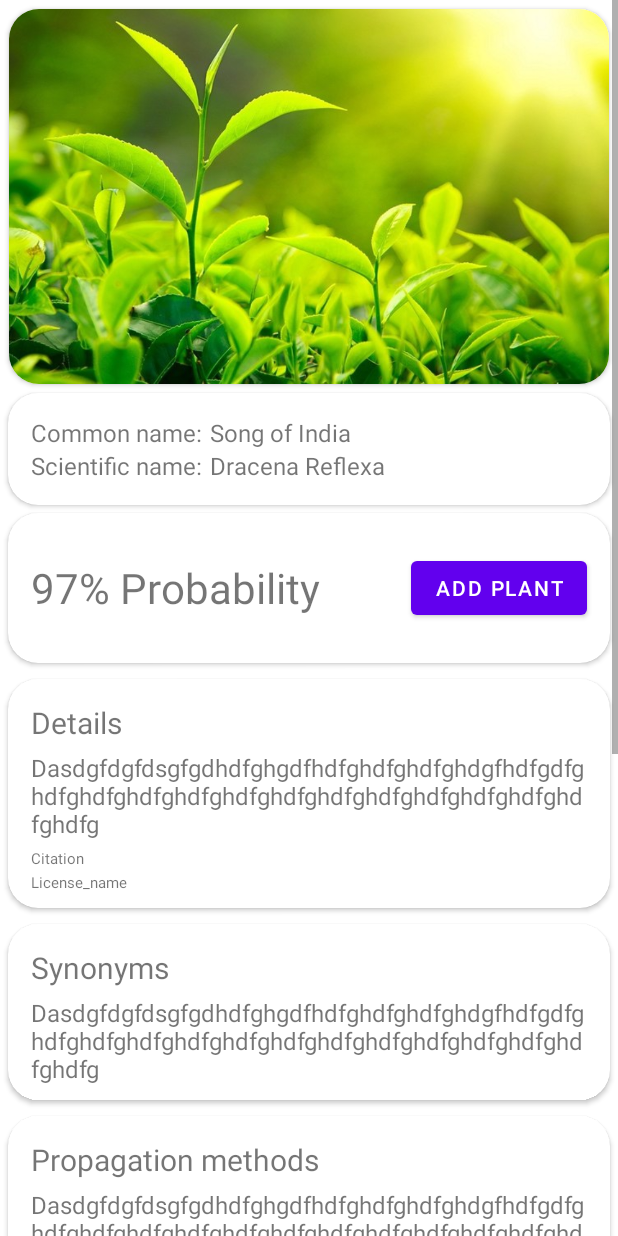
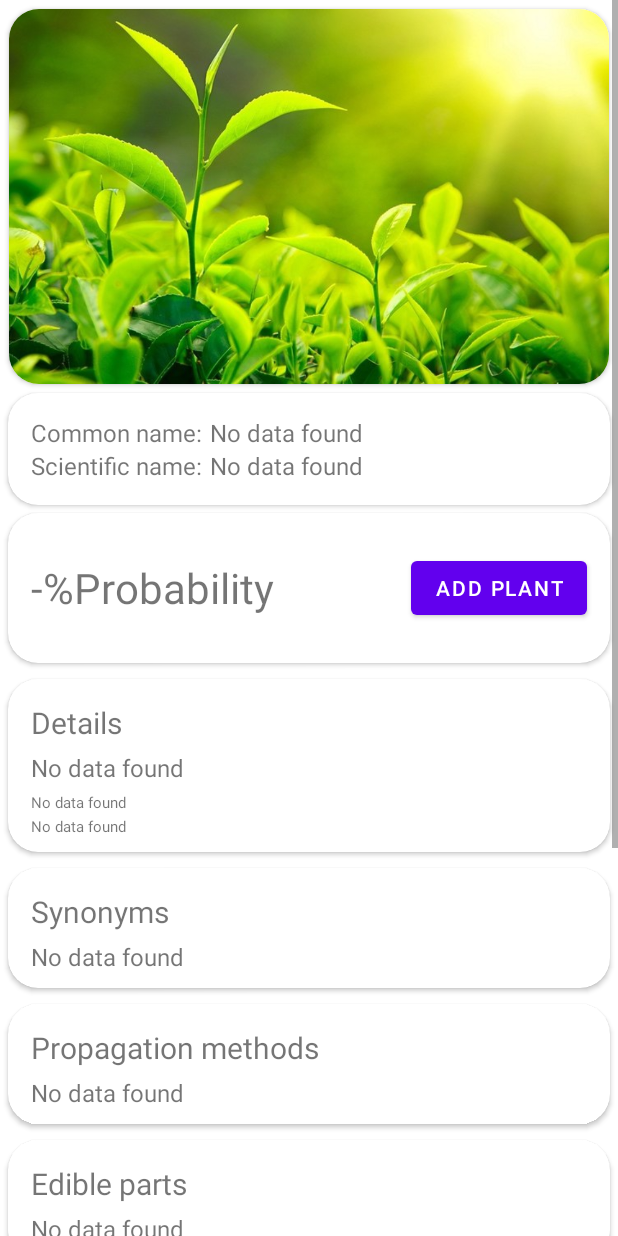
Before and after one commit to RafalMarecki/WaterPlants, an Android app: the layout activity_chooseplantdetails.xml on its own in the app's theme, with its tools: preview values and no code run, on a phone screen of 412 x 824 dp. Run offline under Robolectric (Android 15) with nearby library versions, the phone set to English and light mode, and no system bars.

Commit message:
API + chooseplant and chooseplantdetails working

```diff
--- a/app/src/main/AndroidManifest.xml
+++ b/app/src/main/AndroidManifest.xml
@@ -42,6 +42,7 @@
         <activity android:name=".MyPlantsActivity"></activity>
         <activity android:name=".PlantDetailsActivity"></activity>
         <activity android:name=".ChoosePlantActivity"></activity>
+        <activity android:name=".ChoosePlantDetailsActivity"></activity>
     </application>
 
 </manifest>
--- a/app/src/main/res/layout/activity_chooseplantdetails.xml
+++ b/app/src/main/res/layout/activity_chooseplantdetails.xml
@@ -1,12 +1,14 @@
 <?xml version="1.0" encoding="utf-8"?>
 <ScrollView xmlns:android="http://schemas.android.com/apk/res/android"
+    android:id="@+id/chooseplantdetails_scrollview"
     android:layout_width="match_parent"
     android:layout_height="match_parent"
     xmlns:app="http://schemas.android.com/apk/res-auto">
     <!--PICTURE-->
     <RelativeLayout
+        android:id="@+id/chooseplantdetails_relativelayout"
         android:layout_width="match_parent"
-        android:layout_height="match_parent">
+        android:layout_height="wrap_content">
         <androidx.cardview.widget.CardView
             android:id="@+id/chooseplantdetails_picture_cardview"
             android:layout_width="match_parent"
@@ -43,7 +45,7 @@
                     android:layout_marginLeft="15dp"
                     android:layout_marginTop="15dp"
                     android:layout_marginRight="5dp"
-                    android:text="Common name:"
+                    android:text="@string/common_name"
                     android:textSize="16sp" />
                 <TextView
                     android:id="@+id/chooseplantdetails_common_name"
@@ -53,7 +55,7 @@
                     android:layout_alignBaseline="@+id/chooseplantdetails_common_name_static"
                     android:layout_marginRight="15dp"
                     android:textSize="16sp"
-                    android:text="Song of India"
+                    android:text="@string/no_data"
                     />
                 <TextView
                     android:id="@+id/chooseplantdetails_scientificname_static"
@@ -64,7 +66,7 @@
                     android:layout_marginRight="5dp"
                     android:layout_marginBottom="15dp"
                     android:textSize="16sp"
-                    android:text="Scientific name:"/>
+                    android:text="@string/scientific_name"/>
                 <TextView
                     android:id="@+id/chooseplantdetails_scientificname"
                     android:layout_width="wrap_content"
@@ -73,7 +75,7 @@
                     android:layout_alignBaseline="@id/chooseplantdetails_scientificname_static"
                     android:layout_marginRight="15dp"
                     android:textSize="16sp"
-                    android:text="Dracena Reflexa" />
+                    android:text="@string/no_data" />
             </RelativeLayout>
         </androidx.cardview.widget.CardView>
         <!--ADD PLANT-->
@@ -83,7 +85,6 @@
             android:layout_height="100dp"
             app:cardCornerRadius="20dp"
             android:layout_margin="5dp"
-
             android:elevation="10dp"
             android:layout_below="@id/chooseplantdetails_names_cardview">
             <RelativeLayout
@@ -96,17 +97,17 @@
                     android:layout_height="wrap_content"
                     android:layout_centerVertical="true"
                     android:layout_marginStart="15dp"
-                    android:text="97% "
+                    android:text="@string/unknown_probability"
                     android:textSize="28sp"/>
                 <TextView
                     android:id="@+id/chooseplantdetails_probability_static"
                     android:layout_width="wrap_content"
                     android:layout_height="wrap_content"
                     android:layout_centerVertical="true"
-
-                    android:text="Probability"
+                    android:text="@string/probability"
                     android:textSize="28sp"
-                    android:layout_toRightOf="@id/chooseplantdetails_probability"/>
+                    android:layout_toRightOf="@id/chooseplantdetails_probability"
+                    android:layout_toLeftOf="@id/chooseplantdetails_addplant_button"/>
                 <Button
                     android:id="@+id/chooseplantdetails_addplant_button"
                     android:layout_width="wrap_content"
@@ -114,7 +115,7 @@
                     android:layout_centerVertical="true"
                     android:layout_alignParentRight="true"
                     android:layout_marginEnd="15dp"
-                    android:text="ADD PLANT"/>
+                    android:text="@string/add_plant"/>
             </RelativeLayout>
         </androidx.cardview.widget.CardView>
         <!--DESCROPTION-->
@@ -136,7 +137,7 @@
                     android:layout_marginRight="15dp"
                     android:layout_marginTop="15dp"
                     android:layout_marginBottom="5dp"
-                    android:text="Details"
+                    android:text="@string/details"
                     android:textSize="20sp"/>
                 <TextView
                     android:id="@+id/chooseplantdetails_description"
@@ -146,7 +147,7 @@
                     android:layout_marginRight="15dp"
                     android:layout_marginBottom="5dp"
                     android:layout_below="@id/chooseplantdetails_description_static"
-                    android:text="Dasdgfdgfdsgfgdhdfghgdfhdfghdfghdfghdgfhdfgdfghdfghdfghdfghdfghdfghdfghdfghdfghdfghdfghdfghdfghdfg"
+                    android:text="@string/no_data"
                     android:textSize="16sp"/>
                 <TextView
                     android:id="@+id/chooseplantdetails_citation"
@@ -156,7 +157,7 @@
                     android:layout_marginRight="15dp"
                     android:layout_marginBottom="2dp"
                     android:layout_below="@id/chooseplantdetails_description"
-                    android:text="Citation"
+                    android:text="@string/no_data"
                     android:textSize="10sp"/>
                 <TextView
                     android:id="@+id/chooseplantdetails_license_name"
@@ -166,7 +167,7 @@
                     android:layout_marginRight="15dp"
                     android:layout_marginBottom="10dp"
                     android:layout_below="@id/chooseplantdetails_citation"
-                    android:text="License_name"
+                    android:text="@string/no_data"
                     android:textSize="10sp"/>
             </RelativeLayout>
         </androidx.cardview.widget.CardView>
@@ -189,7 +190,7 @@
                     android:layout_marginRight="15dp"
                     android:layout_marginTop="15dp"
                     android:layout_marginBottom="5dp"
-                    android:text="Synonyms"
+                    android:text="@string/synonyms"
                     android:textSize="20sp"/>
                 <TextView
                     android:id="@+id/chooseplantdetails_synonyms"
@@ -199,7 +200,7 @@
                     android:layout_marginRight="15dp"
                     android:layout_marginBottom="10dp"
                     android:layout_below="@id/chooseplantdetails_synonyms_static"
-                    android:text="Dasdgfdgfdsgfgdhdfghgdfhdfghdfghdfghdgfhdfgdfghdfghdfghdfghdfghdfghdfghdfghdfghdfghdfghdfghdfghdfg"
+                    android:text="@string/no_data"
                     android:textSize="16sp"/>
             </RelativeLayout>
         </androidx.cardview.widget.CardView>
@@ -221,7 +222,7 @@
                     android:layout_marginRight="15dp"
                     android:layout_marginTop="15dp"
                     android:layout_marginBottom="5dp"
-                    android:text="Propagation methods"
+                    android:text="@string/propagation_methods"
                     android:textSize="20sp"/>
                 <TextView
                     android:id="@+id/chooseplantdetails_propagationmethods"
@@ -231,7 +232,7 @@
                     android:layout_marginRight="15dp"
                     android:layout_marginBottom="10dp"
                     android:layout_below="@id/chooseplantdetails_propagationmethods_static"
-                    android:text="Dasdgfdgfdsgfgdhdfghgdfhdfghdfghdfghdgfhdfgdfghdfghdfghdfghdfghdfghdfghdfghdfghdfghdfghdfghdfghdfg"
+                    android:text="@string/no_data"
                     android:textSize="16sp"/>
             </RelativeLayout>
         </androidx.cardview.widget.CardView>
@@ -254,7 +255,7 @@
                     android:layout_marginRight="15dp"
                     android:layout_marginTop="15dp"
                     android:layout_marginBottom="5dp"
-                    android:text="Edible parts"
+                    android:text="@string/edible_parts"
                     android:textSize="20sp"/>
                 <TextView
                     android:id="@+id/chooseplantdetails_edibleparts"
@@ -264,7 +265,7 @@
                     android:layout_marginRight="15dp"
                     android:layout_marginBottom="10dp"
                     android:layout_below="@id/chooseplantdetails_edibleparts_static"
-                    android:text="Dasdgfdgfdsgfgdhdfghgdfhdfghdfghdfghdgfhdfgdfghdfghdfghdfghdfghdfghdfghdfghdfghdfghdfghdfghdfghdfg"
+                    android:text="@string/no_data"
                     android:textSize="16sp"/>
             </RelativeLayout>
         </androidx.cardview.widget.CardView>
@@ -287,7 +288,7 @@
                     android:layout_marginRight="15dp"
                     android:layout_marginTop="15dp"
                     android:layout_marginBottom="5dp"
-                    android:text="Structured name"
+                    android:text="@string/structured_name"
                     android:textSize="20sp"/>
                 <TextView
                     android:id="@+id/chooseplantdetails_structuredname_genus_static"
@@ -296,7 +297,7 @@
                     android:layout_marginLeft="15dp"
                     android:layout_marginBottom="5dp"
                     android:layout_below="@id/chooseplantdetails_structuredname_static"
-                    android:text="Genus: "
+                    android:text="@string/genus"
                     android:textSize="16sp"/>
                 <TextView
                     android:id="@+id/chooseplantdetails_structuredname_genus"
@@ -305,7 +306,7 @@
                     android:layout_marginBottom="5dp"
                     android:layout_toRightOf="@id/chooseplantdetails_structuredname_genus_static"
                     android:layout_alignBaseline="@id/chooseplantdetails_structuredname_genus_static"
-                    android:text="genus"
+                    android:text="@string/no_data"
                     android:textSize="16sp"/>
                 <TextView
                     android:id="@+id/chooseplantdetails_structuredname_species_static"
@@ -314,7 +315,7 @@
                     android:layout_marginLeft="15dp"
                     android:layout_marginBottom="5dp"
                     android:layout_below="@id/chooseplantdetails_structuredname_genus"
-                    android:text="Species: "
+                    android:text="@string/species"
                     android:textSize="16sp"/>
                 <TextView
                     android:id="@+id/chooseplantdetails_structuredname_species"
@@ -323,7 +324,7 @@
                     android:layout_marginBottom="15dp"
                     android:layout_toRightOf="@id/chooseplantdetails_structuredname_species_static"
                     android:layout_alignBaseline="@id/chooseplantdetails_structuredname_species_static"
-                    android:text="species"
+                    android:text="@string/no_data"
                     android:textSize="16sp"/>
             </RelativeLayout>
         </androidx.cardview.widget.CardView>
@@ -346,7 +347,7 @@
                     android:layout_marginRight="15dp"
                     android:layout_marginTop="15dp"
                     android:layout_marginBottom="5dp"
-                    android:text="Taxonomy"
+                    android:text="@string/taxonomy"
                     android:textSize="20sp"/>
                 <TextView
                     android:id="@+id/chooseplantdetails_taxonomy_class_static"
@@ -355,7 +356,7 @@
                     android:layout_marginLeft="15dp"
                     android:layout_marginBottom="5dp"
                     android:layout_below="@id/chooseplantdetails_taxonomy_static"
-                    android:text="Class: "
+                    android:text="@string/cla"
                     android:textSize="16sp"/>
                 <TextView
                     android:id="@+id/chooseplantdetails_taxonomy_class"
@@ -364,7 +365,7 @@
                     android:layout_marginBottom="5dp"
                     android:layout_toRightOf="@id/chooseplantdetails_taxonomy_class_static"
                     android:layout_alignBaseline="@id/chooseplantdetails_taxonomy_class_static"
-                    android:text="class"
+                    android:text="@string/no_data"
                     android:textSize="16sp"/>
                 <TextView
                     android:id="@+id/chooseplantdetails_taxonomy_family_static"
@@ -373,7 +374,7 @@
                     android:layout_marginLeft="15dp"
                     android:layout_marginBottom="5dp"
                     android:layout_below="@id/chooseplantdetails_taxonomy_class"
-                    android:text="Family: "
+                    android:text="@string/family"
                     android:textSize="16sp"/>
                 <TextView
                     android:id="@+id/chooseplantdetails_taxonomy_family"
@@ -382,7 +383,7 @@
                     android:layout_marginBottom="5dp"
                     android:layout_toRightOf="@id/chooseplantdetails_taxonomy_family_static"
                     android:layout_alignBaseline="@id/chooseplantdetails_taxonomy_family_static"
-                    android:text="family"
+                    android:text="@string/no_data"
                     android:textSize="16sp"/>
                 <TextView
                     android:id="@+id/chooseplantdetails_taxonomy_genus_static"
@@ -391,7 +392,7 @@
                     android:layout_marginLeft="15dp"
                     android:layout_marginBottom="5dp"
                     android:layout_below="@id/chooseplantdetails_taxonomy_family"
-                    android:text="Genus: "
+                    android:text="@string/genus"
                     android:textSize="16sp"/>
                 <TextView
                     android:id="@+id/chooseplantdetails_taxonomy_genus"
@@ -400,7 +401,7 @@
                     android:layout_marginBottom="5dp"
                     android:layout_toRightOf="@id/chooseplantdetails_taxonomy_genus_static"
                     android:layout_alignBaseline="@id/chooseplantdetails_taxonomy_genus_static"
-                    android:text="genus"
+                    android:text="@string/no_data"
                     android:textSize="16sp"/>
                 <TextView
                     android:id="@+id/chooseplantdetails_taxonomy_kingdom_static"
@@ -409,7 +410,7 @@
                     android:layout_marginLeft="15dp"
                     android:layout_marginBottom="5dp"
                     android:layout_below="@id/chooseplantdetails_taxonomy_genus"
-                    android:text="Kingdom: "
+                    android:text="@string/kingdom"
                     android:textSize="16sp"/>
                 <TextView
                     android:id="@+id/chooseplantdetails_taxonomy_kingdom"
@@ -418,7 +419,7 @@
                     android:layout_marginBottom="5dp"
                     android:layout_toRightOf="@id/chooseplantdetails_taxonomy_kingdom_static"
                     android:layout_alignBaseline="@id/chooseplantdetails_taxonomy_kingdom_static"
-                    android:text="kingdom"
+                    android:text="@string/no_data"
                     android:textSize="16sp"/>
                 <TextView
                     android:id="@+id/chooseplantdetails_taxonomy_order_static"
@@ -427,7 +428,7 @@
                     android:layout_marginLeft="15dp"
                     android:layout_marginBottom="5dp"
                     android:layout_below="@id/chooseplantdetails_taxonomy_kingdom"
-                    android:text="Order: "
+                    android:text="@string/order"
                     android:textSize="16sp"/>
                 <TextView
                     android:id="@+id/chooseplantdetails_taxonomy_order"
@@ -436,7 +437,7 @@
                     android:layout_marginBottom="5dp"
                     android:layout_toRightOf="@id/chooseplantdetails_taxonomy_order_static"
                     android:layout_alignBaseline="@id/chooseplantdetails_taxonomy_order_static"
-                    android:text="order"
+                    android:text="@string/no_data"
                     android:textSize="16sp"/>
                 <TextView
                     android:id="@+id/chooseplantdetails_taxonomy_phylum_static"
@@ -445,7 +446,7 @@
                     android:layout_marginLeft="15dp"
                     android:layout_marginBottom="5dp"
                     android:layout_below="@id/chooseplantdetails_taxonomy_order"
-                    android:text="Order: "
+                    android:text="@string/phylum"
                     android:textSize="16sp"/>
                 <TextView
                     android:id="@+id/chooseplantdetails_taxonomy_phylum"
@@ -454,7 +455,7 @@
                     android:layout_marginBottom="15dp"
                     android:layout_toRightOf="@id/chooseplantdetails_taxonomy_phylum_static"
                     android:layout_alignBaseline="@id/chooseplantdetails_taxonomy_phylum_static"
-                    android:text="order"
+                    android:text="@string/no_data"
                     android:textSize="16sp"/>
             </RelativeLayout>
         </androidx.cardview.widget.CardView>
--- a/app/src/main/res/layout/listitem_chooseplant.xml
+++ b/app/src/main/res/layout/listitem_chooseplant.xml
@@ -1,6 +1,7 @@
 <?xml version="1.0" encoding="utf-8"?>
 <LinearLayout xmlns:android="http://schemas.android.com/apk/res/android"
     xmlns:app="http://schemas.android.com/apk/res-auto"
+    android:id="@+id/chooseplant_linearlayout"
     android:orientation="vertical"
     android:layout_width="match_parent"
     android:layout_height="match_parent">
@@ -63,6 +64,7 @@
                         android:layout_marginTop="26dp"/>
                     <Button
                         android:id="@+id/chooseplant_button"
+                        android:focusable="false"
                         android:layout_width="wrap_content"
                         android:layout_height="wrap_content"
                         android:layout_centerHorizontal="true"
--- a/app/src/main/res/values/strings.xml
+++ b/app/src/main/res/values/strings.xml
@@ -1,3 +1,22 @@
 <resources>
     <string name="app_name">WaterPlants</string>
+    <string name="no_data">No data found</string>
+    <string name="common_name">Common name:</string>
+    <string name="scientific_name">Scientific name:</string>
+    <string name="unknown_probability">-% </string>
+    <string name="probability">Probability</string>
+    <string name="add_plant">ADD PLANT</string>
+    <string name="details">Details</string>
+    <string name="synonyms">Synonyms</string>
+    <string name="propagation_methods">Propagation methods</string>
+    <string name="edible_parts">Edible parts</string>
+    <string name="structured_name">Structured name</string>
+    <string name="genus">Genus: </string>
+    <string name="species">Species: </string>
+    <string name="taxonomy">Taxonomy</string>
+    <string name="cla">Class: </string>
+    <string name="family">Family: </string>
+    <string name="kingdom">Kingdom: </string>
+    <string name="order">Order: </string>
+    <string name="phylum">Phylum: </string>
 </resources>
```
Also changed, not shown: app/src/main/java/com/example/waterplants/ChoosePlantActivity.kt (+9 -1 lines), app/src/main/java/com/example/waterplants/ChoosePlantDetailsActivity.kt (added, +90 -0 lines).
